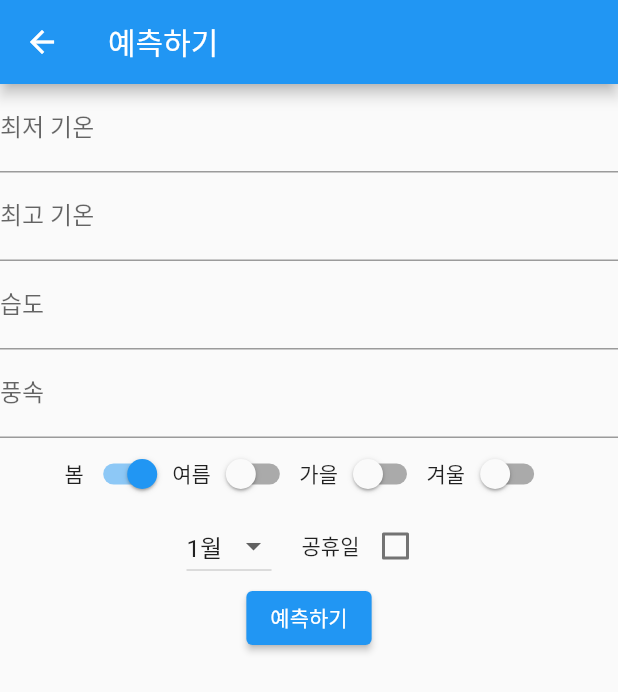
After one commit to altese/projectFlutterBicycle, a Flutter app: the Station screen opened by its route, after a tap on "예측하기", on a phone screen of 412 x 824 dp. The commit adds this screen. Shown: the top 692 px of the screen. Run offline on Flutter 3.47's test engine with Material 2 defaults, Android fonts, the phone set to English and light mode, and no system bars; our stand-ins replace curved_navigation_bar, firebase_core, fl_chart, geolocator, get, google_maps_flutter; accounts and stored records are empty; network calls fail.

Commit message:
main.dart 수정, 예측페이지

```diff
--- a/bicycle_project_app/lib/main.dart
+++ b/bicycle_project_app/lib/main.dart
@@ -1,3 +1,4 @@
+import 'package:bicycle_project_app/view/station.dart';
 import 'package:flutter/material.dart';
 import 'package:get/get.dart';
 
@@ -18,7 +19,12 @@ class MyApp extends StatelessWidget {
       theme: ThemeData(
         primarySwatch: Colors.blue,
       ),
-      home: const Home(),
+      initialRoute: '/',
+      routes: {
+        '/': (context) => const Home(),
+        '/station': (context) => const Station(),
+      },
+      // home: const Home(),
       //getx필요시 오픈
       // getPages: [
       // GetPage(
--- a/bicycle_project_app/lib/view/google_map.dart
+++ b/bicycle_project_app/lib/view/google_map.dart
@@ -1,3 +1,4 @@
+import 'package:bicycle_project_app/view/station.dart';
 import 'package:flutter/cupertino.dart';
 import 'package:flutter/material.dart';
 import 'package:geolocator/geolocator.dart';
@@ -21,9 +22,6 @@ class _SimpleMapState extends State<SimpleMap> {
 
   void onMapCreated(GoogleMapController controller) async {
     _controller = controller;
-    String value = await DefaultAssetBundle.of(context)
-        .loadString('assets/map_style.json');
-    _controller.setMapStyle(value);
   }
 
   late List<Marker> _markers;
@@ -85,7 +83,7 @@ class _SimpleMapState extends State<SimpleMap> {
           ),
         ),
         Container(
-          margin: EdgeInsets.only(top: 60, right: 10),
+          margin: const EdgeInsets.only(top: 60, right: 10),
           alignment: Alignment.topRight,
           child: FloatingActionButton.extended(
             onPressed: () {
@@ -235,7 +233,9 @@ class _SimpleMapState extends State<SimpleMap> {
                           ),
                           TextButton(
                             onPressed: () {
-                              //
+                              Navigator.pushNamed(context, '/station');
+                              // Get.toNamed(
+                              //     '/station?station=${stationNum[selectedItem]}');
                             },
                             child: const Text(
                               '예측하러가기',
--- /dev/null
+++ b/bicycle_project_app/lib/view/station.dart
@@ -0,0 +1,248 @@
+import 'dart:convert';
+
+import 'package:flutter/material.dart';
+import 'package:get/get.dart';
+import 'package:http/http.dart' as http;
+
+class Station extends StatefulWidget {
+  const Station({super.key});
+
+  @override
+  State<Station> createState() => _StationState();
+}
+
+class _StationState extends State<Station> {
+  late TextEditingController temp; // 최저기온
+  late TextEditingController atemp; // 최고기온
+  late TextEditingController humidity; // 습도
+  late TextEditingController windspeed; // 풍속
+  String result = 'all';
+
+  late var stationNum; // google_map_dart에서 예측하기 버튼 클릭시 받아오는 대여소 번호
+
+  // 계절
+  late List season;
+  int seasonNum = 0;
+
+  // 월
+  final month = [
+    '1월',
+    '2월',
+    '3월',
+    '4월',
+    '5월',
+    '6월',
+    '7월',
+    '8월',
+    '9월',
+    '10월',
+    '11월',
+    '12월'
+  ];
+  List month2 = ['1', '2', '3', '4', '5', '6', '7', '8', '9', '10', '11', '12'];
+  String selectedMonth = '';
+
+  // 공휴일 선택 체크박스
+  late bool holiday;
+  int holidayNum = 0;
+
+  @override
+  void initState() {
+    super.initState();
+    temp = TextEditingController();
+    atemp = TextEditingController();
+    humidity = TextEditingController();
+    windspeed = TextEditingController();
+
+    stationNum = Get.parameters['station'] ??
+        '_'; // google_map_dart에서 예측하기 버튼 클릭시 받아오는 대여소 번호
+    print(stationNum);
+
+    // 계절
+    season = [true, false, false, false];
+    // 월
+    selectedMonth = month[0];
+    // 공휴일 선택 체크박스
+    holiday = false;
+  }
+
+  @override
+  Widget build(BuildContext context) {
+    return Scaffold(
+      appBar: AppBar(
+        title: const Text('예측하기'),
+      ),
+      body: Center(
+        child: Column(
+          children: [
+            TextField(
+              controller: temp,
+              decoration: const InputDecoration(
+                labelText: '최저 기온',
+              ),
+              keyboardType:
+                  const TextInputType.numberWithOptions(decimal: true),
+            ),
+            TextField(
+              controller: atemp,
+              decoration: const InputDecoration(
+                labelText: '최고 기온',
+              ),
+              keyboardType:
+                  const TextInputType.numberWithOptions(decimal: true),
+            ),
+            TextField(
+              controller: humidity,
+              decoration: const InputDecoration(
+                labelText: '습도',
+              ),
+              keyboardType:
+                  const TextInputType.numberWithOptions(decimal: true),
+            ),
+            TextField(
+              controller: windspeed,
+              decoration: const InputDecoration(
+                labelText: '풍속',
+              ),
+              keyboardType:
+                  const TextInputType.numberWithOptions(decimal: true),
+            ),
+            Row(
+              mainAxisAlignment: MainAxisAlignment.center,
+              children: [
+                const Text(
+                  '봄',
+                ),
+                Switch(
+                  value: season[0],
+                  onChanged: (value) {
+                    setState(() {
+                      season = [true, false, false, false];
+                    });
+                  },
+                ),
+                const Text(
+                  '여름',
+                ),
+                Switch(
+                  value: season[1],
+                  onChanged: (value) {
+                    setState(() {
+                      season = [false, true, false, false];
+                    });
+                  },
+                ),
+                const Text(
+                  '가을',
+                ),
+                Switch(
+                  value: season[2],
+                  onChanged: (value) {
+                    setState(() {
+                      season = [false, false, true, false];
+                    });
+                  },
+                ),
+                const Text(
+                  '겨울',
+                ),
+                Switch(
+                  value: season[3],
+                  onChanged: (value) {
+                    setState(() {
+                      season = [false, false, false, true];
+                    });
+                  },
+                ),
+              ],
+            ),
+            Row(
+              mainAxisAlignment: MainAxisAlignment.center,
+              children: [
+                DropdownButton(
+                  value: selectedMonth,
+                  items: month
+                      .map(
+                        (e) => DropdownMenuItem(
+                          value: e,
+                          child: Text(e),
+                        ),
+                      )
+                      .toList(),
+                  onChanged: (value) {
+                    setState(() {
+                      selectedMonth = value!;
+                    });
+                  },
+                ),
+                const SizedBox(
+                  width: 20,
+                ),
+                const Text(
+                  '공휴일',
+                ),
+                Checkbox(
+                  value: holiday,
+                  onChanged: (value) {
+                    setState(() {
+                      holiday = value!;
+                    });
+                  },
+                ),
+              ],
+            ),
+            ElevatedButton(
+              onPressed: () {
+                getJSONData();
+              },
+              child: const Text(
+                '예측하기',
+              ),
+            ),
+          ],
+        ),
+      ),
+    );
+  }
+
+  // --- Functions
+  getJSONData() async {
+    if (season[0] == true) {
+      seasonNum = 1;
+    } else if (season[1] == true) {
+      seasonNum = 2;
+    } else if (season[2] == true) {
+      seasonNum = 3;
+    } else {
+      seasonNum = 4;
+    }
+
+    if (holiday == true) {
+      holidayNum = 1;
+    } else {
+      holidayNum = 0;
+    }
+
+    var url = Uri.parse(
+        'http://localhost:8080/RserveFlutter/prediction_bicycle_2301.jsp?temp=${temp.text}&atemp=${atemp.text}&humidity=${humidity.text}&windspeed=${windspeed.text}&season=$seasonNum&month=${selectedMonth.substring(0, 1)}&holiday=$holidayNum');
+    var response = await http.get(url);
+    print(response.body);
+    setState(() {
+      var dataConvertedJSON = json.decode(utf8.decode(response.bodyBytes));
+      result = dataConvertedJSON['result'];
+    });
+    _showDialog(context, result);
+  }
+
+  _showDialog(BuildContext context, String result) {
+    showDialog(
+      context: context,
+      builder: (BuildContext context) {
+        return AlertDialog(
+          title: const Text('품종 예측 결과'),
+          content: Text('입력하신 품종을 $result 입니다.'),
+        );
+      },
+    );
+  }
+} // End
```
Also changed, not shown: bicycle_project_app/pubspec.lock, 1 other file.
